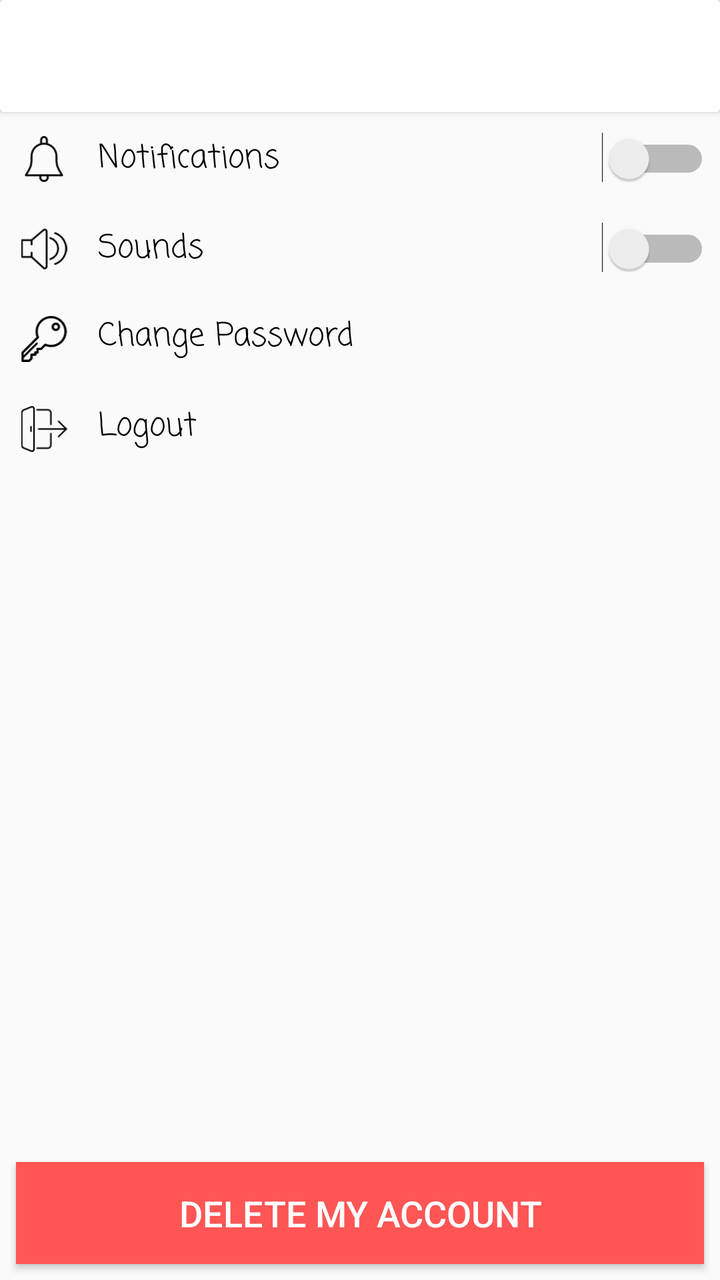
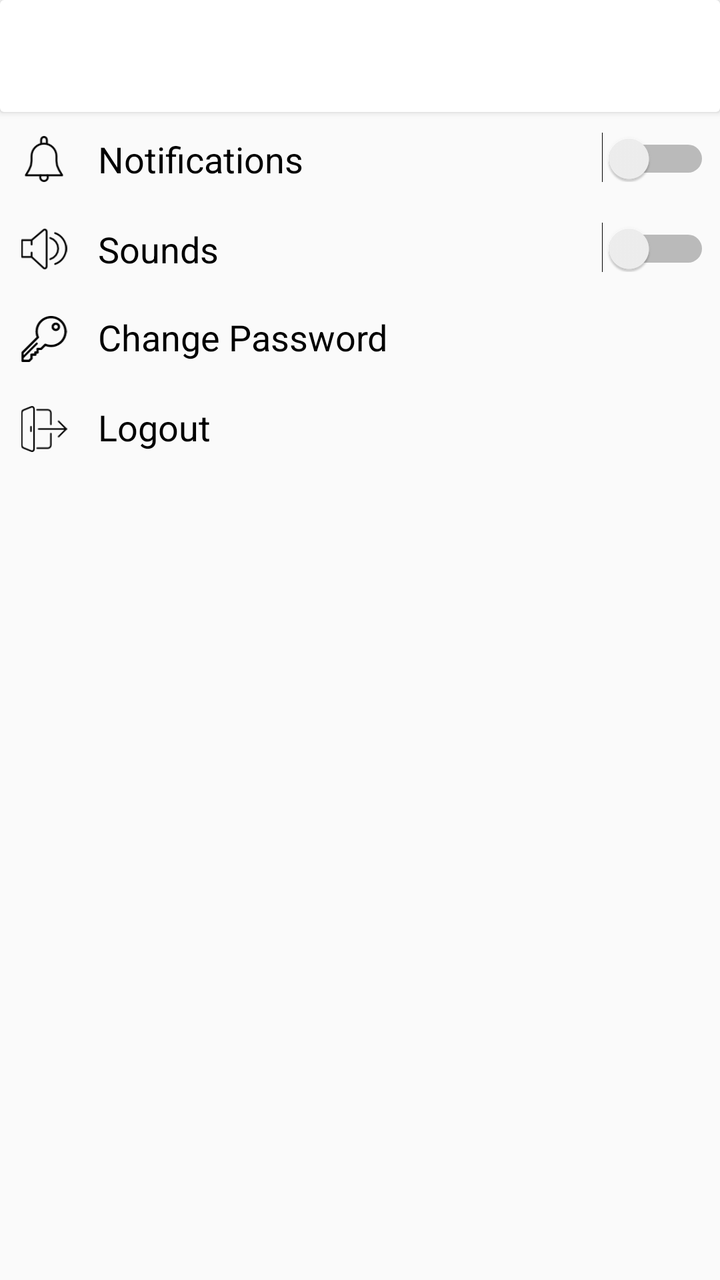

Before-and-after screenshots of an Android layout around one commit, followed by the original layout XML and the change that was made.
<!-- AndroidManifest.xml: application theme AppTheme -->
<!-- res/layout/activity_settings.xml -->
<?xml version="1.0" encoding="utf-8"?>
<LinearLayout xmlns:android="http://schemas.android.com/apk/res/android"
    xmlns:app="http://schemas.android.com/apk/res-auto"
    xmlns:tools="http://schemas.android.com/tools"
    android:layout_width="match_parent"
    android:layout_height="match_parent"
    android:orientation="vertical"
    tools:context=".Settings">
    <android.support.v7.widget.CardView
        android:layout_width="match_parent"
        android:layout_height="?attr/actionBarSize"
        android:elevation="10dp">
    <android.support.v7.widget.Toolbar
        android:layout_width="match_parent"
        android:layout_height="match_parent"
        android:id="@+id/toolbar_main"/>
    </android.support.v7.widget.CardView>

    <LinearLayout
        android:layout_width="match_parent"
        android:layout_height="45dp"
        android:orientation="horizontal"
        android:paddingTop="10dp"
        android:layout_marginLeft="5dp"
        android:layout_marginRight="5dp"
        android:paddingBottom="10dp"
        android:id="@+id/llnotificationswitch">
        <ImageView
            android:layout_width="0dp"
            android:layout_weight="0.1"
            android:layout_marginTop="2dp"
            android:layout_height="match_parent"
            android:src="@drawable/pnotification"/>
        <Switch
            android:layout_width="0dp"
            android:layout_weight="0.9"
            android:layout_height="wrap_content"
            android:id="@+id/switchnotification"
            android:text="Notifications"
            android:textSize="16sp"
            android:layout_marginLeft="10dp"
            android:backgroundTint="@color/colorPrimary"
            android:fontFamily="casual"/>
    </LinearLayout>

    <LinearLayout
        android:layout_width="match_parent"
        android:layout_height="45dp"
        android:orientation="horizontal"
        android:paddingTop="10dp"
        android:layout_marginLeft="5dp"
        android:layout_marginRight="5dp"
        android:paddingBottom="10dp"
        android:id="@+id/llsoundswitch">
        <ImageView
            android:layout_width="0dp"
            android:layout_weight="0.1"
            android:layout_marginTop="2dp"
            android:layout_height="match_parent"
            android:src="@drawable/psound"/>
        <Switch
            android:layout_width="0dp"
            android:layout_weight="0.9"
            android:layout_height="wrap_content"
            android:id="@+id/switchsound"
            android:text="Sounds"
            android:textSize="16sp"
            android:layout_marginLeft="10dp"
            android:backgroundTint="@color/colorPrimary"
            android:fontFamily="casual"/>
    </LinearLayout>

    <LinearLayout
        android:layout_width="match_parent"
        android:layout_height="45dp"
        android:orientation="horizontal"
        android:paddingTop="10dp"
        android:paddingBottom="10dp"
        android:layout_marginLeft="5dp"
        android:layout_marginRight="5dp"
        android:foreground="?attr/selectableItemBackground"
        android:clickable="true"
        android:id="@+id/btnchangepassword">
        <ImageView
            android:layout_width="0dp"
            android:layout_weight="0.1"
            android:layout_marginTop="2dp"
            android:layout_height="match_parent"
            android:src="@drawable/ic_key"/>
        <TextView
            android:layout_width="0dp"
            android:layout_weight="0.9"
            android:layout_height="match_parent"
            android:text="Change Password"
            android:textSize="16dp"
            android:layout_marginLeft="10dp"
            android:fontFamily="casual"
            android:gravity="left|center"
            android:textColor="#000"/>
    </LinearLayout>

    <LinearLayout
        android:layout_width="match_parent"
        android:layout_height="45dp"
        android:orientation="horizontal"
        android:paddingTop="10dp"
        android:paddingBottom="10dp"
        android:layout_marginLeft="5dp"
        android:layout_marginRight="5dp"
        android:foreground="?attr/selectableItemBackground"
        android:clickable="true"
        android:id="@+id/btnlogout">
        <ImageView
            android:layout_width="0dp"
            android:layout_weight="0.1"
            android:layout_marginTop="2dp"
            android:layout_height="match_parent"
            android:src="@drawable/plogout"/>
        <TextView
            android:layout_width="0dp"
            android:layout_weight="0.9"
            android:layout_height="match_parent"
            android:text="Logout"
            android:textSize="16dp"
            android:layout_marginLeft="10dp"
            android:fontFamily="casual"
            android:gravity="left|center"
            android:textColor="#000"/>
    </LinearLayout>

    <RelativeLayout
        android:layout_width="match_parent"
        android:layout_height="match_parent">
        <Button
            android:id="@+id/btndeleteaccount"
            android:layout_width="match_parent"
            android:layout_height="51dp"
            android:layout_marginBottom="8dp"
            android:layout_marginEnd="8dp"
            android:layout_marginLeft="8dp"
            android:layout_marginRight="8dp"
            android:layout_marginStart="8dp"
            android:background="#ff5555"
            android:text="DELETE MY ACCOUNT"
            android:foreground="?attr/selectableItemBackground"
            android:clickable="true"
            android:textColor="#fff"
            android:textSize="18dp"
            android:layout_alignParentBottom="true"/>
    </RelativeLayout>

</LinearLayout>
<!-- resources referenced by this layout -->
<resources>
  <color name="colorPrimary">#00acee</color>
  <!-- drawable ic_key (drawable) -->
  <vector android:height="24dp" android:viewportHeight="512"
      android:viewportWidth="512" android:width="24dp" xmlns:android="http://schemas.android.com/apk/res/android">
      <path android:fillColor="#FF000000" android:pathData="M334.974,0c-95.419,0 -173.049,77.63 -173.049,173.049c0,21.213 3.769,41.827 11.211,61.403L7.672,399.928c-2.365,2.366 -3.694,5.573 -3.694,8.917v90.544c0,6.965 5.646,12.611 12.611,12.611h74.616c3.341,0 6.545,-1.325 8.91,-3.686l25.145,-25.107c2.37,-2.366 3.701,-5.577 3.701,-8.925v-30.876h30.837c6.965,0 12.611,-5.646 12.611,-12.611v-12.36h12.361c6.964,0 12.611,-5.646 12.611,-12.611v-27.136h27.136c3.344,0 6.551,-1.329 8.917,-3.694l40.121,-40.121c19.579,7.449 40.196,11.223 61.417,11.223c95.419,0 173.049,-77.63 173.049,-173.049C508.022,77.63 430.393,0 334.974,0zM334.974,320.874c-20.642,0 -40.606,-4.169 -59.339,-12.393c-4.844,-2.126 -10.299,-0.956 -13.871,2.525c-0.039,0.037 -0.077,0.067 -0.115,0.106l-42.354,42.354h-34.523c-6.965,0 -12.611,5.646 -12.611,12.611v27.136H159.8c-6.964,0 -12.611,5.646 -12.611,12.611v12.36h-30.838c-6.964,0 -12.611,5.646 -12.611,12.611v38.257l-17.753,17.725H29.202v-17.821l154.141,-154.14c4.433,-4.433 4.433,-11.619 0,-16.051s-11.617,-4.434 -16.053,0L29.202,436.854V414.07l167.696,-167.708c0.038,-0.038 0.067,-0.073 0.102,-0.11c3.482,-3.569 4.656,-9.024 2.53,-13.872c-8.216,-18.732 -12.38,-38.695 -12.38,-59.33c0,-81.512 66.315,-147.827 147.827,-147.827S482.802,91.537 482.802,173.05C482.8,254.56 416.484,320.874 334.974,320.874z"/>
      <path android:fillColor="#FF000000" android:pathData="M387.638,73.144c-26.047,0 -47.237,21.19 -47.237,47.237s21.19,47.237 47.237,47.237s47.237,-21.19 47.237,-47.237S413.686,73.144 387.638,73.144zM387.638,142.396c-12.139,0 -22.015,-9.876 -22.015,-22.015s9.876,-22.015 22.015,-22.015s22.015,9.876 22.015,22.015S399.777,142.396 387.638,142.396z"/>
  </vector>
  <!-- drawable plogout: png bitmap (drawable, 1043 bytes) -->
  <!-- drawable pnotification: png bitmap (drawable, 1169 bytes) -->
  <!-- drawable psound: png bitmap (drawable, 1429 bytes) -->
  <style name="AppTheme" parent="Theme.AppCompat.Light.NoActionBar">
          
          <item name="colorPrimary">@color/colorPrimary</item>
          <item name="colorPrimaryDark">@color/colorPrimaryDark</item>
          <item name="colorAccent">@color/colorAccent</item>
      </style>
  <color name="colorPrimaryDark">#00acee</color>
  <color name="colorAccent">#D81B60</color>
</resources>

<!-- the commit's change to res/layout/activity_settings.xml (unified diff, before → after) -->
@@ -37,10 +37,10 @@
             android:layout_height="wrap_content"
             android:id="@+id/switchnotification"
             android:text="Notifications"
-            android:textSize="16sp"
+            android:textSize="18sp"
+            android:textColor="#000"
             android:layout_marginLeft="10dp"
-            android:backgroundTint="@color/colorPrimary"
-            android:fontFamily="casual"/>
+            android:backgroundTint="@color/colorPrimary"/>
     </LinearLayout>
 
     <LinearLayout
@@ -64,10 +64,10 @@
             android:layout_height="wrap_content"
             android:id="@+id/switchsound"
             android:text="Sounds"
-            android:textSize="16sp"
+            android:textSize="18sp"
+            android:textColor="#000"
             android:layout_marginLeft="10dp"
-            android:backgroundTint="@color/colorPrimary"
-            android:fontFamily="casual"/>
+            android:backgroundTint="@color/colorPrimary"/>
     </LinearLayout>
 
     <LinearLayout
@@ -92,9 +92,8 @@
             android:layout_weight="0.9"
             android:layout_height="match_parent"
             android:text="Change Password"
-            android:textSize="16dp"
+            android:textSize="18sp"
             android:layout_marginLeft="10dp"
-            android:fontFamily="casual"
             android:gravity="left|center"
             android:textColor="#000"/>
     </LinearLayout>
@@ -121,9 +120,8 @@
             android:layout_weight="0.9"
             android:layout_height="match_parent"
             android:text="Logout"
-            android:textSize="16dp"
+            android:textSize="18sp"
             android:layout_marginLeft="10dp"
-            android:fontFamily="casual"
             android:gravity="left|center"
             android:textColor="#000"/>
     </LinearLayout>
@@ -131,22 +129,6 @@
     <RelativeLayout
         android:layout_width="match_parent"
         android:layout_height="match_parent">
-        <Button
-            android:id="@+id/btndeleteaccount"
-            android:layout_width="match_parent"
-            android:layout_height="51dp"
-            android:layout_marginBottom="8dp"
-            android:layout_marginEnd="8dp"
-            android:layout_marginLeft="8dp"
-            android:layout_marginRight="8dp"
-            android:layout_marginStart="8dp"
-            android:background="#ff5555"
-            android:text="DELETE MY ACCOUNT"
-            android:foreground="?attr/selectableItemBackground"
-            android:clickable="true"
-            android:textColor="#fff"
-            android:textSize="18dp"
-            android:layout_alignParentBottom="true"/>
     </RelativeLayout>
 
 </LinearLayout>
